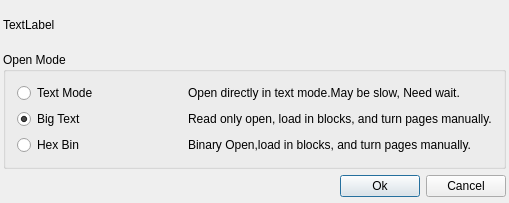
This is src/bigfilemessage.ui in x2009again/notepad-- as Qt 5 draws it before an edit. The edited form follows.
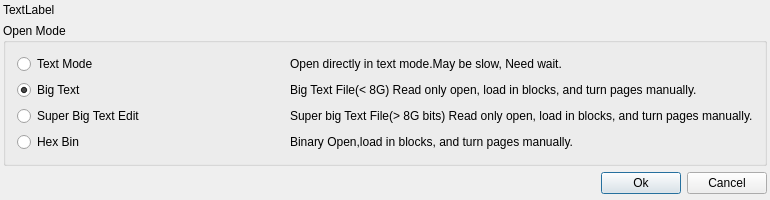
This is the edited form.

The edit to the form file:
```diff
--- a/src/bigfilemessage.ui
+++ b/src/bigfilemessage.ui
@@ -6,8 +6,8 @@
    <rect>
     <x>0</x>
     <y>0</y>
-    <width>509</width>
-    <height>203</height>
+    <width>770</width>
+    <height>195</height>
    </rect>
   </property>
   <property name="windowTitle">
@@ -39,6 +39,34 @@
       <string>Open Mode</string>
      </property>
      <layout class="QGridLayout" name="gridLayout">
+      <item row="1" column="2">
+       <widget class="QLabel" name="label_3">
+        <property name="text">
+         <string>Big Text File(&lt; 8G) Read only open, load in blocks, and turn pages manually.</string>
+        </property>
+       </widget>
+      </item>
+      <item row="3" column="0">
+       <widget class="QRadioButton" name="hexMode">
+        <property name="text">
+         <string>Hex Bin</string>
+        </property>
+       </widget>
+      </item>
+      <item row="2" column="0">
+       <widget class="QRadioButton" name="superBigTextMode">
+        <property name="text">
+         <string>Super Big Text Edit</string>
+        </property>
+       </widget>
+      </item>
+      <item row="3" column="2">
+       <widget class="QLabel" name="label_4">
+        <property name="text">
+         <string>Binary Open,load in blocks, and turn pages manually.</string>
+        </property>
+       </widget>
+      </item>
       <item row="0" column="0">
        <widget class="QRadioButton" name="textMode">
         <property name="text">
@@ -46,7 +74,7 @@
         </property>
        </widget>
       </item>
-      <item row="0" column="1">
+      <item row="0" column="2">
        <widget class="QLabel" name="label_2">
         <property name="text">
          <string>Open directly in text mode.May be slow, Need wait.</string>
@@ -63,24 +91,10 @@
         </property>
        </widget>
       </item>
-      <item row="1" column="1">
-       <widget class="QLabel" name="label_3">
+      <item row="2" column="2">
+       <widget class="QLabel" name="label_5">
         <property name="text">
-         <string>Read only open, load in blocks, and turn pages manually.</string>
-        </property>
-       </widget>
-      </item>
-      <item row="2" column="0">
-       <widget class="QRadioButton" name="hexMode">
-        <property name="text">
-         <string>Hex Bin</string>
-        </property>
-       </widget>
-      </item>
-      <item row="2" column="1">
-       <widget class="QLabel" name="label_4">
-        <property name="text">
-         <string>Binary Open,load in blocks, and turn pages manually.</string>
+         <string>Super big Text File(&gt; 8G bits) Read only open, load in blocks, and turn pages manually.</string>
         </property>
        </widget>
       </item>
```
